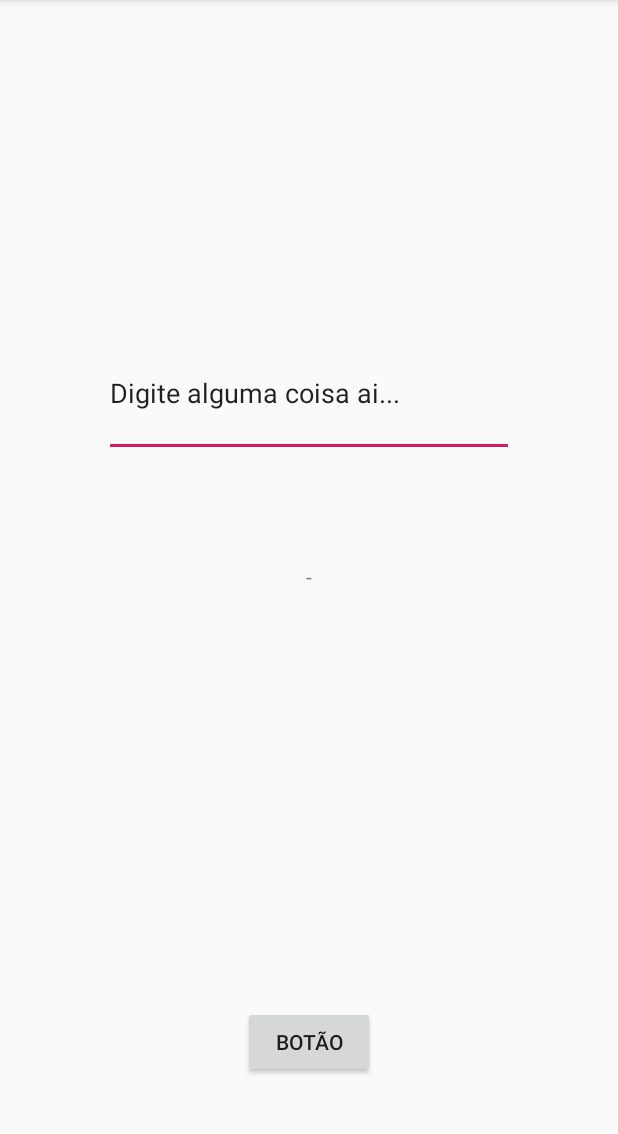
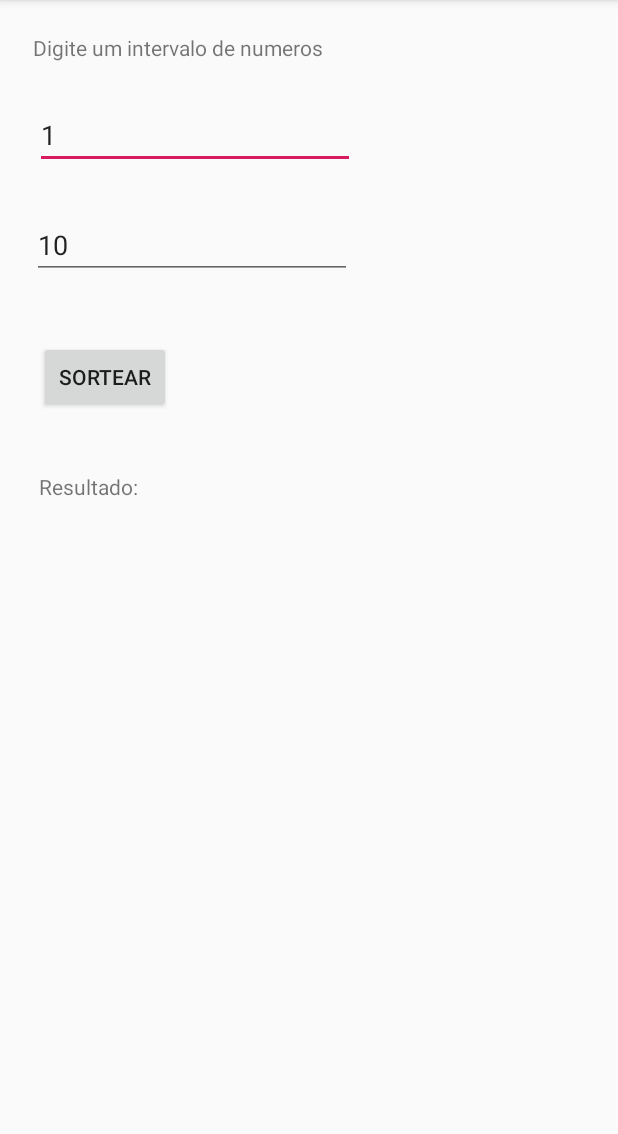
Before and after one commit to RafaelHB7/Sorteio, an Android app: the screen it shows after launch (MainActivity), on a phone screen of 412 x 824 dp, the part 84-1218 px from its top. Run offline under Robolectric (Android 15) with nearby library versions, the phone set to English and light mode, and no system bars.

Commit message:
Sorteio de verdade, com bug no click

```diff
--- a/app/src/main/java/com/example/sorteio/MainActivity.java
+++ b/app/src/main/java/com/example/sorteio/MainActivity.java
@@ -8,18 +8,24 @@ import android.widget.EditText;
 import android.widget.TextView;
 
 public class MainActivity extends AppCompatActivity {
-    TextView tv;
-    EditText et;
+    EditText ed1;
+    EditText ed2;
+    TextView resultado;
     @Override
     protected void onCreate(Bundle savedInstanceState) {
         super.onCreate(savedInstanceState);
         setContentView(R.layout.activity_main);
 
-        tv=findViewById(R.id.textView);
-        et.findViewById(R.id.editText);
+        ed1 = findViewById(R.id.editText);
+        ed2 = findViewById(R.id.editText2);
+        resultado = findViewById(R.id.textView3);
     }
 
-    public void copiaTexto(View view){
-        tv.setText(et.getText().toString());
+    public void realizarSorteio(View view){
+        int n1 = Integer.parseInt(ed1.getText().toString());
+        int n2 = Integer.parseInt(ed2.getText().toString());
+
+        int nAlreatorio = (int) (Math.random() * n2) + n1;
+        resultado.setText(nAlreatorio);
     }
 }
--- a/app/src/main/res/layout/activity_main.xml
+++ b/app/src/main/res/layout/activity_main.xml
@@ -10,38 +10,64 @@
         android:id="@+id/textView"
         android:layout_width="wrap_content"
         android:layout_height="wrap_content"
-        android:text="-"
-        app:layout_constraintBottom_toBottomOf="parent"
-        app:layout_constraintLeft_toLeftOf="parent"
-        app:layout_constraintRight_toRightOf="parent"
+        android:layout_marginStart="22dp"
+        android:layout_marginTop="22dp"
+        android:onClick="realizarSorteio"
+        android:text="Digite um intervalo de numeros"
+        app:layout_constraintStart_toStartOf="parent"
         app:layout_constraintTop_toTopOf="parent" />
+
+    <EditText
+        android:id="@+id/editText"
+        android:layout_width="wrap_content"
+        android:layout_height="wrap_content"
+        android:layout_marginStart="23dp"
+        android:layout_marginTop="67dp"
+        android:ems="10"
+        android:inputType="number"
+        android:text="1"
+        app:layout_constraintStart_toStartOf="parent"
+        app:layout_constraintTop_toTopOf="parent" />
+
+    <EditText
+        android:id="@+id/editText2"
+        android:layout_width="wrap_content"
+        android:layout_height="wrap_content"
+        android:layout_marginStart="21dp"
+        android:layout_marginTop="28dp"
+        android:ems="10"
+        android:inputType="number"
+        android:text="10"
+        app:layout_constraintStart_toStartOf="parent"
+        app:layout_constraintTop_toBottomOf="@+id/editText" />
 
     <Button
         android:id="@+id/button"
         android:layout_width="wrap_content"
         android:layout_height="wrap_content"
-        android:layout_marginBottom="49dp"
-        android:onClick="copiaTexto"
-        android:text="Botão"
-        app:layout_constraintBottom_toBottomOf="parent"
-        app:layout_constraintEnd_toEndOf="parent"
+        android:layout_marginStart="26dp"
+        android:layout_marginTop="41dp"
+        android:onClick="realizarSorteio"
+        android:text="Sortear"
         app:layout_constraintStart_toStartOf="parent"
-        app:layout_constraintTop_toBottomOf="@+id/editText" />
+        app:layout_constraintTop_toBottomOf="@+id/editText2" />
 
-    <EditText
-        android:id="@+id/editText"
-        android:layout_width="0dp"
-        android:layout_height="0dp"
-        android:layout_marginStart="69dp"
-        android:layout_marginTop="219dp"
-        android:layout_marginEnd="69dp"
-        android:layout_marginBottom="366dp"
-        android:ems="10"
-        android:inputType="textPersonName"
-        android:text="Digite alguma coisa ai..."
-        app:layout_constraintBottom_toTopOf="@+id/button"
-        app:layout_constraintEnd_toEndOf="parent"
-        app:layout_constraintStart_toStartOf="parent"
-        app:layout_constraintTop_toTopOf="parent" />
+    <TextView
+        android:id="@+id/textView2"
+        android:layout_width="wrap_content"
+        android:layout_height="wrap_content"
+        android:layout_marginStart="26dp"
+        android:text="Resultado: "
+        app:layout_constraintBaseline_toBaselineOf="@+id/textView3"
+        app:layout_constraintStart_toStartOf="parent" />
+
+    <TextView
+        android:id="@+id/textView3"
+        android:layout_width="wrap_content"
+        android:layout_height="wrap_content"
+        android:layout_marginStart="20dp"
+        android:layout_marginTop="39dp"
+        app:layout_constraintStart_toEndOf="@+id/textView2"
+        app:layout_constraintTop_toBottomOf="@+id/button" />
 
 </androidx.constraintlayout.widget.ConstraintLayout>
```
